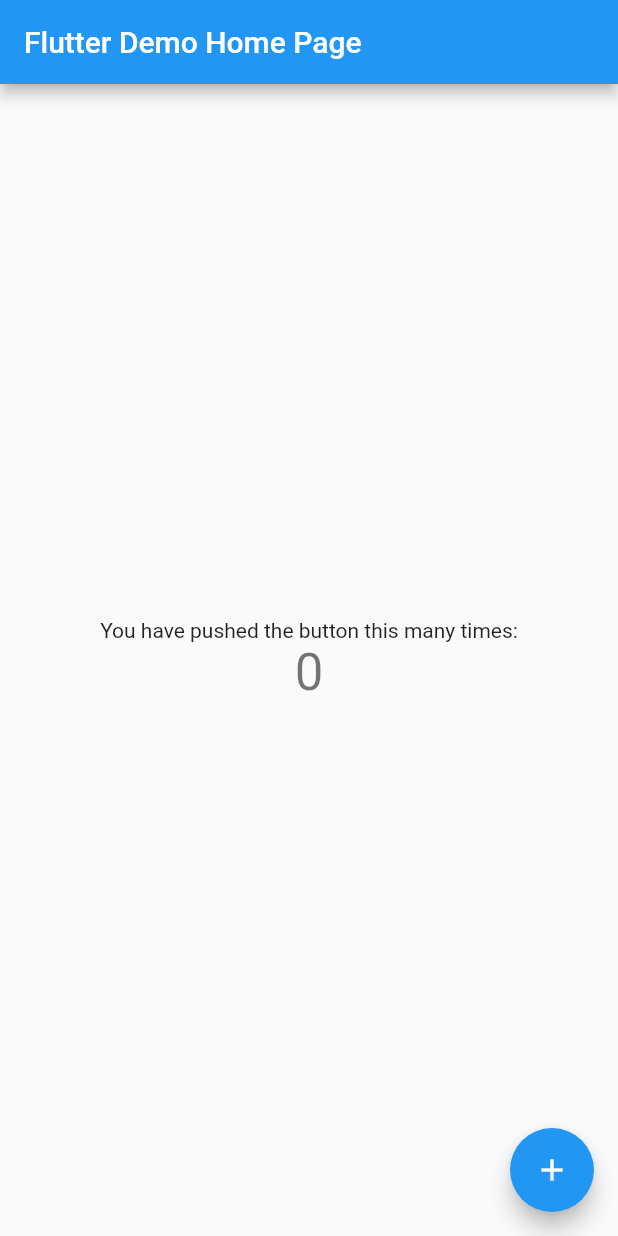
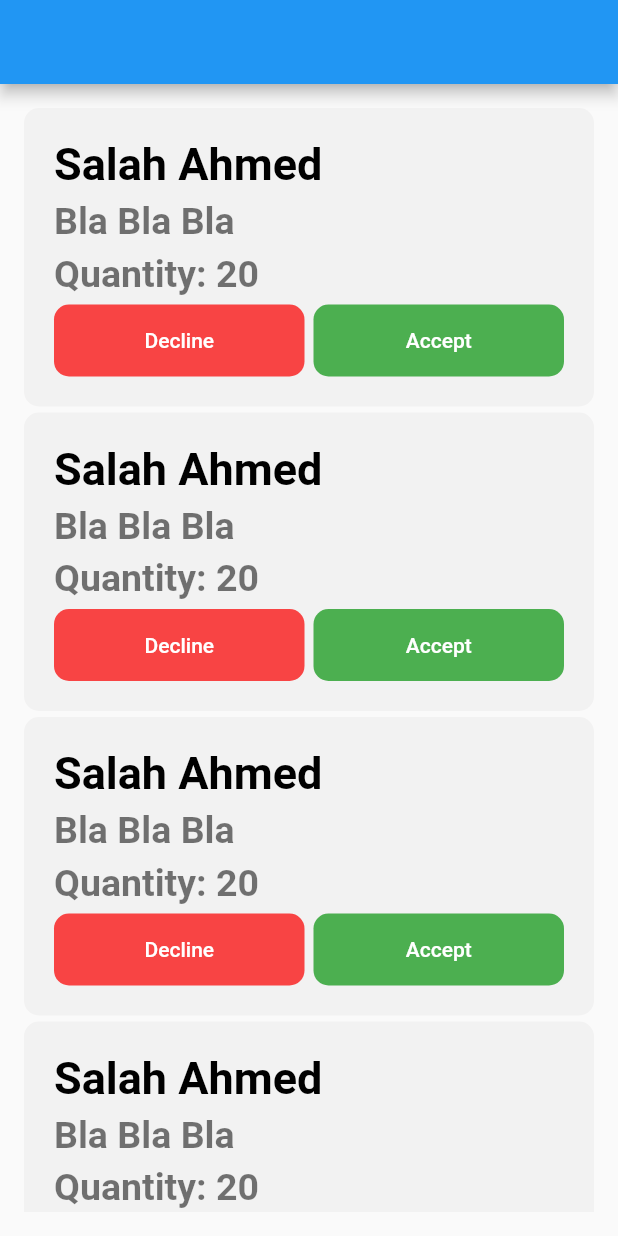
Before and after one commit to Salah-Eltenehy/book-store, a Flutter app: the screen it shows after launch, on a phone screen of 412 x 824 dp. Run offline on Flutter 3.47's test engine with Material 2 defaults, Android fonts, the phone set to English and light mode, and no system bars; our stand-ins replace flutter_bloc.

Commit message:
add layout

```diff
--- a/order_processing/lib/main.dart
+++ b/order_processing/lib/main.dart
@@ -1,4 +1,5 @@
 import 'package:flutter/material.dart';
+import 'package:order_processing/modules/orders/Orders.dart';
 
 void main() {
   runApp(const MyApp());
@@ -6,110 +7,15 @@
 
 class MyApp extends StatelessWidget {
   const MyApp({super.key});
-
-  // This widget is the root of your application.
   @override
   Widget build(BuildContext context) {
     return MaterialApp(
-      title: 'Flutter Demo',
+      title: 'Order Processing',
       theme: ThemeData(
-        // This is the theme of your application.
-        //
-        // Try running your application with "flutter run". You'll see the
-        // application has a blue toolbar. Then, without quitting the app, try
-        // changing the primarySwatch below to Colors.green and then invoke
-        // "hot reload" (press "r" in the console where you ran "flutter run",
-        // or simply save your changes to "hot reload" in a Flutter IDE).
-        // Notice that the counter didn't reset back to zero; the application
-        // is not restarted.
         primarySwatch: Colors.blue,
       ),
-      home: const MyHomePage(title: 'Flutter Demo Home Page'),
+      home: OrdersScreen(),
+      debugShowCheckedModeBanner: false,
     );
   }
 }
-
-class MyHomePage extends StatefulWidget {
-  const MyHomePage({super.key, required this.title});
-
-  // This widget is the home page of your application. It is stateful, meaning
-  // that it has a State object (defined below) that contains fields that affect
-  // how it looks.
-
-  // This class is the configuration for the state. It holds the values (in this
-  // case the title) provided by the parent (in this case the App widget) and
-  // used by the build method of the State. Fields in a Widget subclass are
-  // always marked "final".
-
-  final String title;
-
-  @override
-  State<MyHomePage> createState() => _MyHomePageState();
-}
-
-class _MyHomePageState extends State<MyHomePage> {
-  int _counter = 0;
-
-  void _incrementCounter() {
-    setState(() {
-      // This call to setState tells the Flutter framework that something has
-      // changed in this State, which causes it to rerun the build method below
-      // so that the display can reflect the updated values. If we changed
-      // _counter without calling setState(), then the build method would not be
-      // called again, and so nothing would appear to happen.
-      _counter++;
-    });
-  }
-
-  @override
-  Widget build(BuildContext context) {
-    // This method is rerun every time setState is called, for instance as done
-    // by the _incrementCounter method above.
-    //
-    // The Flutter framework has been optimized to make rerunning build methods
-    // fast, so that you can just rebuild anything that needs updating rather
-    // than having to individually change instances of widgets.
-    return Scaffold(
-      appBar: AppBar(
-        // Here we take the value from the MyHomePage object that was created by
-        // the App.build method, and use it to set our appbar title.
-        title: Text(widget.title),
-      ),
-      body: Center(
-        // Center is a layout widget. It takes a single child and positions it
-        // in the middle of the parent.
-        child: Column(
-          // Column is also a layout widget. It takes a list of children and
-          // arranges them vertically. By default, it sizes itself to fit its
-          // children horizontally, and tries to be as tall as its parent.
-          //
-          // Invoke "debug painting" (press "p" in the console, choose the
-          // "Toggle Debug Paint" action from the Flutter Inspector in Android
-          // Studio, or the "Toggle Debug Paint" command in Visual Studio Code)
-          // to see the wireframe for each widget.
-          //
-          // Column has various properties to control how it sizes itself and
-          // how it positions its children. Here we use mainAxisAlignment to
-          // center the children vertically; the main axis here is the vertical
-          // axis because Columns are vertical (the cross axis would be
-          // horizontal).
-          mainAxisAlignment: MainAxisAlignment.center,
-          children: <Widget>[
-            const Text(
-              'You have pushed the button this many times:',
-            ),
-            Text(
-              '$_counter',
-              style: Theme.of(context).textTheme.headline4,
-            ),
-          ],
-        ),
-      ),
-      floatingActionButton: FloatingActionButton(
-        onPressed: _incrementCounter,
-        tooltip: 'Increment',
-        child: const Icon(Icons.add),
-      ), // This trailing comma makes auto-formatting nicer for build methods.
-    );
-  }
-}
--- /dev/null
+++ b/order_processing/lib/modules/orders/Orders.dart
@@ -0,0 +1,142 @@
+import 'package:flutter/material.dart';
+import 'package:flutter_bloc/flutter_bloc.dart';
+import 'package:order_processing/modules/orders/cubit/OrdersCubit.dart';
+import 'package:order_processing/modules/orders/cubit/OrdersStates.dart';
+
+class OrdersScreen extends StatelessWidget {
+  int total = 50;
+  @override
+  Widget build(BuildContext context) {
+    return Scaffold(
+      appBar: AppBar(),
+      body: BlocProvider(
+        create: (BuildContext context) => OrdersCubit(),
+        child: BlocConsumer<OrdersCubit, OrdersStates>(
+          listener: (context, state) {},
+          builder: (context, state) {
+            var ordersCubit = OrdersCubit.get(context);
+            return  Column(
+              children: [
+                Expanded(
+                  child: Padding(
+                    padding: const EdgeInsets.all(16.0),
+                    child: ListView.separated(
+                        itemBuilder: (context, index) {
+                          return buildBook(
+                              book: ordersCubit.book,
+                              decline: () {
+                                print("Decline function");
+                              },
+                              accept: () {
+                                print("Accept function");
+                              }
+                          );
+                        },
+                        separatorBuilder: (context, index) => Container(height: 4, width: double.infinity,),
+                        itemCount: total
+                    ),
+                  ),
+                ),
+              ],
+            );
+          }
+        ),
+      ),
+    );
+  }
+  Widget buildBook(
+  {
+    required Map<String, dynamic> book,
+    required Function decline,
+    required Function accept
+  }
+      )
+  {
+    return Container(
+      padding: const EdgeInsets.all(20),
+      decoration: BoxDecoration(
+        borderRadius: BorderRadius.circular(10),
+        color:  Color.fromRGBO(197, 195, 195, 0.15)
+      ),
+      child: Column(
+        crossAxisAlignment: CrossAxisAlignment.start,
+        children: [
+          Text(
+            "${book['bookName']}",
+            style: const TextStyle(
+              fontWeight: FontWeight.bold,
+              fontSize: 30,
+              color: Colors.black
+            ),
+          ),
+          const SizedBox(height: 6,),
+          Text(
+            "${book['publisher']}",
+            style: const TextStyle(
+                fontWeight: FontWeight.bold,
+                fontSize: 25,
+                color: Colors.black54
+            ),
+          ),
+          const SizedBox(height: 6,),
+          Text(
+            "Quantity: ${book['quantity']}",
+            style: const TextStyle(
+                fontWeight: FontWeight.bold,
+                fontSize: 25,
+                color: Colors.black54
+            ),
+          ),
+          const SizedBox(height: 6,),
+          Row(
+            children: [
+              Expanded(
+                child: Container(
+                  decoration:  BoxDecoration(
+                    borderRadius: BorderRadius.circular(10),
+                    color: const Color.fromRGBO(250, 24, 24, 0.8),
+
+                  ),
+                  child: TextButton(
+                      onPressed: () {
+                        decline();
+                      },
+                      child:
+                      const Text(
+                        "Decline",
+                        style: TextStyle(
+                          color: Colors.white
+                        ),
+                      ),
+                  ),
+                ),
+              ),
+              const SizedBox(width: 6,),
+              Expanded(
+                child: Container(
+                  decoration:  BoxDecoration(
+                    borderRadius: BorderRadius.circular(10),
+                    // color: const Color.fromRGBO(21, 17, 17, 0.5019607843137255),
+                    color: Colors.green
+                  ),
+                  child: TextButton(
+                    onPressed: () {
+                      accept();
+                    },
+                    child:
+                    const Text(
+                      "Accept",
+                      style: TextStyle(
+                          color: Colors.white
+                      ),
+                    ),
+                  ),
+                ),
+              ),
+            ],
+          ),
+        ],
+      ),
+    );
+  }
+}
--- /dev/null
+++ b/order_processing/lib/modules/orders/cubit/OrdersCubit.dart
@@ -0,0 +1,14 @@
+import 'package:flutter_bloc/flutter_bloc.dart';
+import 'package:order_processing/modules/orders/cubit/OrdersStates.dart';
+class OrdersCubit extends Cubit<OrdersStates> {
+  OrdersCubit(): super(InitialOrdersState());
+
+  static OrdersCubit get(context) => BlocProvider.of(context);
+
+  Map<String, dynamic> book = {
+    "bookName": "Salah Ahmed",
+    "publisher": "Bla Bla Bla",
+    "quantity": 20
+  };
+
+}
--- /dev/null
+++ b/order_processing/lib/modules/orders/cubit/OrdersStates.dart
@@ -0,0 +1,3 @@
+abstract class OrdersStates {}
+
+class InitialOrdersState extends OrdersStates {}
--- a/order_processing/pubspec.yaml
+++ b/order_processing/pubspec.yaml
@@ -36,7 +36,10 @@
   # The following adds the Cupertino Icons font to your application.
   # Use with the CupertinoIcons class for iOS style icons.
   cupertino_icons: ^1.0.2
-
+  shared_preferences: ^2.0.15
+  flutter_bloc: ^8.1.1
+  conditional_builder_null_safety: ^0.0.6
+  dio: ^4.0.6
 dev_dependencies:
   flutter_test:
     sdk: flutter
```
Also changed, not shown: order_processing/lib/modules/test.dart (deleted), order_processing/pubspec.lock, 1 other file.
